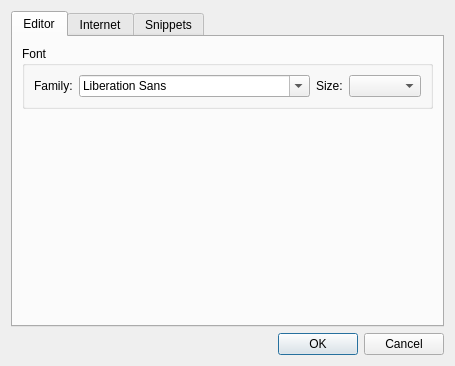
This is app/optionsdialog.ui in cloose/CuteMarkEd as Qt 5 draws it before an edit. The edited form follows.
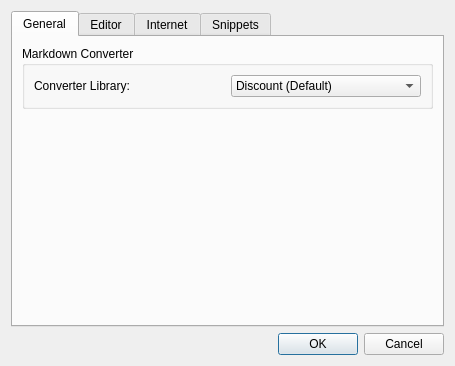
This is the edited form.

Commit message: Add general tab to OptionsDialog

```diff
--- a/app/optionsdialog.ui
+++ b/app/optionsdialog.ui
@@ -19,6 +19,56 @@
      <property name="currentIndex">
       <number>0</number>
      </property>
+     <widget class="QWidget" name="generalTab">
+      <attribute name="title">
+       <string>General</string>
+      </attribute>
+      <layout class="QVBoxLayout" name="verticalLayout_6">
+       <item>
+        <widget class="QGroupBox" name="converterGroupBox">
+         <property name="title">
+          <string>Markdown Converter</string>
+         </property>
+         <layout class="QHBoxLayout" name="horizontalLayout_2">
+          <item>
+           <widget class="QLabel" name="converterLabel">
+            <property name="text">
+             <string>Converter Library:</string>
+            </property>
+           </widget>
+          </item>
+          <item>
+           <widget class="QComboBox" name="comboBox">
+            <item>
+             <property name="text">
+              <string>Discount (Default)</string>
+             </property>
+            </item>
+            <item>
+             <property name="text">
+              <string>Hoedown</string>
+             </property>
+            </item>
+           </widget>
+          </item>
+         </layout>
+        </widget>
+       </item>
+       <item>
+        <spacer name="verticalSpacer_4">
+         <property name="orientation">
+          <enum>Qt::Vertical</enum>
+         </property>
+         <property name="sizeHint" stdset="0">
+          <size>
+           <width>20</width>
+           <height>213</height>
+          </size>
+         </property>
+        </spacer>
+       </item>
+      </layout>
+     </widget>
      <widget class="QWidget" name="editorTab">
       <attribute name="title">
        <string>Editor</string>
```
The commit also changes 1 other file.
